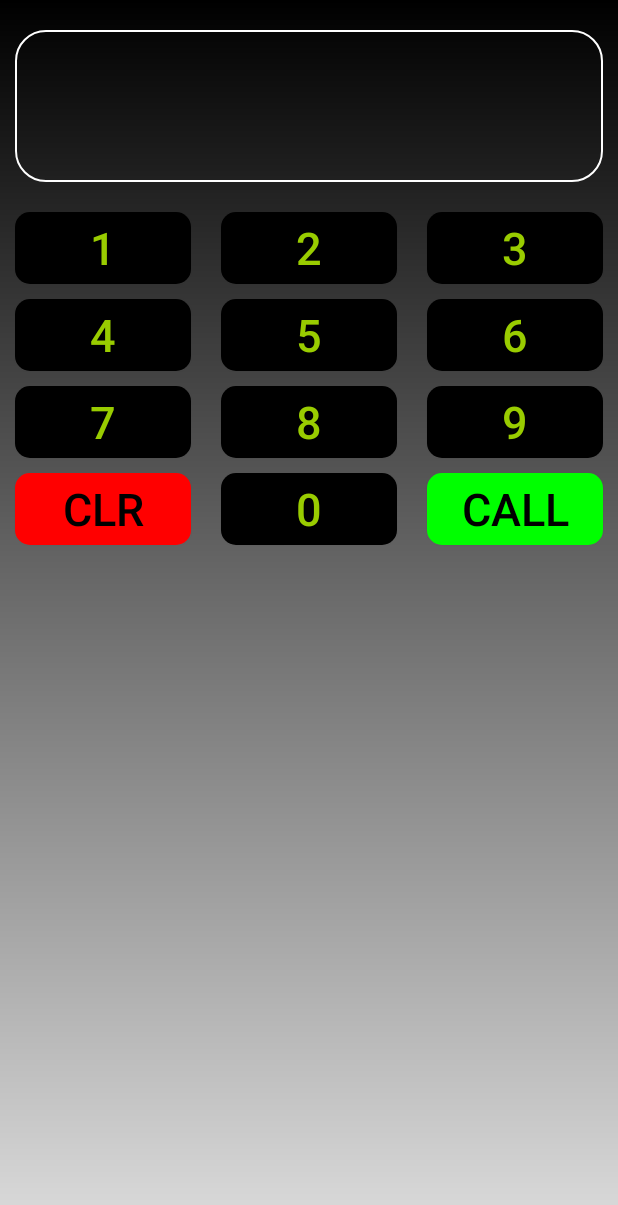
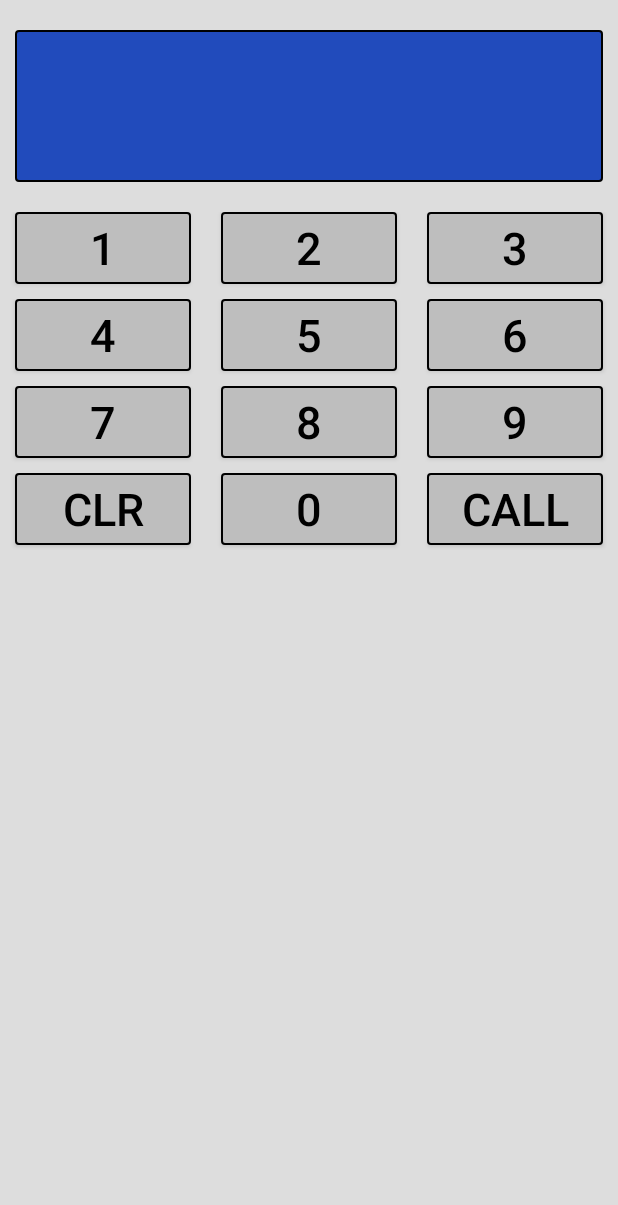
Before and after one commit to xlar54/Dialer, an Android app: the screen it shows after launch (MainActivity), on a phone screen of 412 x 824 dp. Shown: the top 1205 px of the screen. Run offline under Robolectric (Android 15) with nearby library versions, the phone set to English and light mode, and no system bars; 2 statements that could not run were skipped.

Commit message:
color theme update

```diff
--- a/app/src/main/res/drawable/contacts_border.xml
+++ b/app/src/main/res/drawable/contacts_border.xml
@@ -1,6 +1,7 @@
 <?xml version="1.0" encoding="utf-8"?>
 <shape xmlns:android="http://schemas.android.com/apk/res/android" android:shape="rectangle">
-    <corners android:radius="20dp"/>
+    <corners android:radius="2dp"/>
     <padding android:left="10dp" android:right="10dp" android:top="10dp" android:bottom="10dp"/>
-    <stroke android:width="1dp" android:color="#ffffff"/>
+    <stroke android:width="1dp" android:color="#000000"/>
+    <solid android:color="#214bbc" />
 </shape>
--- a/app/src/main/res/drawable/gradient.xml
+++ b/app/src/main/res/drawable/gradient.xml
@@ -3,6 +3,6 @@
     android:shape="rectangle">
     <gradient
         android:startColor="#dddddd"
-        android:endColor="#000000"
+        android:endColor="#dddddd"
         android:angle="90"/>
 </shape>
--- a/app/src/main/res/drawable/roundshapebtn.xml
+++ b/app/src/main/res/drawable/roundshapebtn.xml
@@ -1,9 +1,13 @@
 <?xml version="1.0" encoding="utf-8"?>
-<shape xmlns:android="http://schemas.android.com/apk/res/android" android:shape="rectangle" android:padding="10dp">
-    <solid android:color="#000000"/> <!-- this one is ths color of the Rounded Button -->
+<shape xmlns:android="http://schemas.android.com/apk/res/android" android:shape="rectangle" android:padding="2dp">
+    <solid android:color="#bebebe" /> <!-- this one is ths color of the Rounded Button -->
     <corners
-        android:bottomRightRadius="10dp"
-        android:bottomLeftRadius="10dp"
-        android:topLeftRadius="10dp"
-        android:topRightRadius="10dp"/>
+        android:bottomRightRadius="2dp"
+        android:bottomLeftRadius="2dp"
+        android:topLeftRadius="2dp"
+        android:topRightRadius="2dp"/>
+    <stroke
+        android:color="#000000"
+        android:width="1dp"
+        />
 </shape>
--- a/app/src/main/res/layout/activity_main.xml
+++ b/app/src/main/res/layout/activity_main.xml
@@ -20,15 +20,14 @@
         android:id="@+id/tv_number"
         android:layout_width="match_parent"
         android:layout_height="wrap_content"
+        android:layout_marginLeft="10dp"
+        android:layout_marginTop="20dp"
+        android:layout_marginRight="10dp"
+        android:layout_marginBottom="20dp"
+        android:background="@drawable/contacts_border"
         android:text=""
-        android:layout_marginTop="20dp"
-        android:layout_marginBottom="20dp"
-        android:layout_marginLeft="10dp"
-        android:layout_marginRight="10dp"
-        android:textSize="32dp"
-        android:textColor="@android:color/holo_green_light"
-        android:background="@drawable/contacts_border"
-        />
+        android:textColor="@android:color/holo_blue_bright"
+        android:textSize="32dp" />
 
     <include
         layout="@layout/dial_pad"
--- a/app/src/main/res/layout/contacts.xml
+++ b/app/src/main/res/layout/contacts.xml
@@ -8,9 +8,8 @@
         android:id="@+id/textview"
         android:layout_width="match_parent"
         android:layout_height="match_parent"
-        android:textSize="30dp"
+        android:maxLines="2"
         android:textColor="@android:color/white"
-        android:maxLines="2">
-    </TextView>
+        android:textSize="20sp"></TextView>
 
 </LinearLayout>
--- a/app/src/main/res/layout/dial_pad.xml
+++ b/app/src/main/res/layout/dial_pad.xml
@@ -16,39 +16,41 @@
         <Button
             android:id="@+id/b_1"
             android:layout_width="match_parent"
-            android:layout_weight="1"
             android:layout_height="match_parent"
-            android:textColor="@android:color/holo_green_light"
-            android:textSize="30dp"
-            android:background="@drawable/roundshapebtn"
             android:layout_marginLeft="10dp"
             android:layout_marginRight="10dp"
             android:layout_marginBottom="10dp"
-            android:text="1"/>
+            android:layout_weight="1"
+            android:background="@drawable/roundshapebtn"
+            android:text="1"
+            android:textColor="@android:color/black"
+            android:textSize="30dp" />
+
         <Button
             android:id="@+id/b_2"
             android:layout_width="match_parent"
-            android:layout_weight="1"
             android:layout_height="match_parent"
-            android:textColor="@android:color/holo_green_light"
-            android:background="@drawable/roundshapebtn"
-            android:textSize="30dp"
             android:layout_marginLeft="10dp"
             android:layout_marginRight="10dp"
             android:layout_marginBottom="10dp"
-            android:text="2"/>
+            android:layout_weight="1"
+            android:background="@drawable/roundshapebtn"
+            android:text="2"
+            android:textColor="@android:color/black"
+            android:textSize="30dp" />
+
         <Button
             android:id="@+id/b_3"
             android:layout_width="match_parent"
-            android:layout_weight="1"
             android:layout_height="match_parent"
-            android:textColor="@android:color/holo_green_light"
-            android:background="@drawable/roundshapebtn"
-            android:textSize="30dp"
             android:layout_marginLeft="10dp"
             android:layout_marginRight="10dp"
             android:layout_marginBottom="10dp"
-            android:text="3"/>
+            android:layout_weight="1"
+            android:background="@drawable/roundshapebtn"
+            android:text="3"
+            android:textColor="@android:color/black"
+            android:textSize="30dp" />
 
     </LinearLayout>
 
@@ -62,39 +64,41 @@
         <Button
             android:id="@+id/b_4"
             android:layout_width="match_parent"
-            android:layout_weight="1"
             android:layout_height="match_parent"
-            android:textColor="@android:color/holo_green_light"
-            android:background="@drawable/roundshapebtn"
-            android:textSize="30dp"
             android:layout_marginLeft="10dp"
             android:layout_marginRight="10dp"
             android:layout_marginBottom="10dp"
-            android:text="4"/>
+            android:layout_weight="1"
+            android:background="@drawable/roundshapebtn"
+            android:text="4"
+            android:textColor="@android:color/black"
+            android:textSize="30dp" />
+
         <Button
             android:id="@+id/b_5"
             android:layout_width="match_parent"
-            android:layout_weight="1"
             android:layout_height="match_parent"
-             android:textColor="@android:color/holo_green_light"
-            android:background="@drawable/roundshapebtn"
-            android:textSize="30dp"
             android:layout_marginLeft="10dp"
             android:layout_marginRight="10dp"
             android:layout_marginBottom="10dp"
-            android:text="5"/>
+            android:layout_weight="1"
+            android:background="@drawable/roundshapebtn"
+            android:text="5"
+            android:textColor="@android:color/black"
+            android:textSize="30dp" />
+
         <Button
             android:id="@+id/b_6"
             android:layout_width="match_parent"
-            android:layout_weight="1"
             android:layout_height="match_parent"
-            android:textColor="@android:color/holo_green_light"
-            android:background="@drawable/roundshapebtn"
-            android:textSize="30dp"
             android:layout_marginLeft="10dp"
             android:layout_marginRight="10dp"
             android:layout_marginBottom="10dp"
-            android:text="6"/>
+            android:layout_weight="1"
+            android:background="@drawable/roundshapebtn"
+            android:text="6"
+            android:textColor="@android:color/black"
+            android:textSize="30dp" />
 
     </LinearLayout>
 
@@ -108,39 +112,41 @@
         <Button
             android:id="@+id/b_7"
             android:layout_width="match_parent"
-            android:layout_weight="1"
             android:layout_height="match_parent"
-            android:textColor="@android:color/holo_green_light"
-            android:background="@drawable/roundshapebtn"
-            android:textSize="30dp"
             android:layout_marginLeft="10dp"
             android:layout_marginRight="10dp"
             android:layout_marginBottom="10dp"
-            android:text="7"/>
+            android:layout_weight="1"
+            android:background="@drawable/roundshapebtn"
+            android:text="7"
+            android:textColor="@android:color/black"
+            android:textSize="30dp" />
+
         <Button
             android:id="@+id/b_8"
             android:layout_width="match_parent"
-            android:layout_weight="1"
             android:layout_height="match_parent"
-            android:textColor="@android:color/holo_green_light"
-            android:background="@drawable/roundshapebtn"
-            android:textSize="30dp"
             android:layout_marginLeft="10dp"
             android:layout_marginRight="10dp"
             android:layout_marginBottom="10dp"
-            android:text="8"/>
+            android:layout_weight="1"
+            android:background="@drawable/roundshapebtn"
+            android:text="8"
+            android:textColor="@android:color/black"
+            android:textSize="30dp" />
+
         <Button
             android:id="@+id/b_9"
             android:layout_width="match_parent"
-            android:layout_weight="1"
             android:layout_height="match_parent"
-            android:textColor="@android:color/holo_green_light"
-            android:background="@drawable/roundshapebtn"
-            android:textSize="30dp"
             android:layout_marginLeft="10dp"
             android:layout_marginRight="10dp"
             android:layout_marginBottom="10dp"
-            android:text="9"/>
+            android:layout_weight="1"
+            android:background="@drawable/roundshapebtn"
+            android:text="9"
+            android:textColor="@android:color/black"
+            android:textSize="30dp" />
 
     </LinearLayout>
 
@@ -154,41 +160,41 @@
         <Button
             android:id="@+id/b_clear"
             android:layout_width="match_parent"
-            android:layout_weight="1"
             android:layout_height="match_parent"
-            android:backgroundTint="#FF0000"
-            android:textColor="#000000"
-            android:background="@drawable/roundshapebtn"
-            android:textSize="30dp"
             android:layout_marginLeft="10dp"
             android:layout_marginRight="10dp"
             android:layout_marginBottom="10dp"
-            android:text="CLR"/>
+            android:layout_weight="1"
+            android:background="@drawable/roundshapebtn"
+            android:text="CLR"
+            android:textColor="#000000"
+            android:textSize="30dp" />
+
         <Button
             android:id="@+id/b_0"
             android:layout_width="match_parent"
-            android:layout_weight="1"
             android:layout_height="match_parent"
-            android:textColor="@android:color/holo_green_light"
-            android:background="@drawable/roundshapebtn"
-            android:textSize="30dp"
             android:layout_marginLeft="10dp"
             android:layout_marginRight="10dp"
             android:layout_marginBottom="10dp"
-            android:text="0"/>
+            android:layout_weight="1"
+            android:background="@drawable/roundshapebtn"
+            android:text="0"
+            android:textColor="@android:color/black"
+            android:textSize="30dp" />
+
         <Button
             android:id="@+id/b_call"
             android:layout_width="match_parent"
-            android:layout_weight="1"
             android:layout_height="match_parent"
-            android:backgroundTint="#00FF00"
-            android:textColor="#000000"
-            android:background="@drawable/roundshapebtn"
-            android:textSize="30dp"
             android:layout_marginLeft="10dp"
             android:layout_marginRight="10dp"
             android:layout_marginBottom="10dp"
-            android:text="CALL"/>
+            android:layout_weight="1"
+            android:background="@drawable/roundshapebtn"
+            android:text="CALL"
+            android:textColor="#000000"
+            android:textSize="30dp" />
 
     </LinearLayout>
 </LinearLayout>
```
